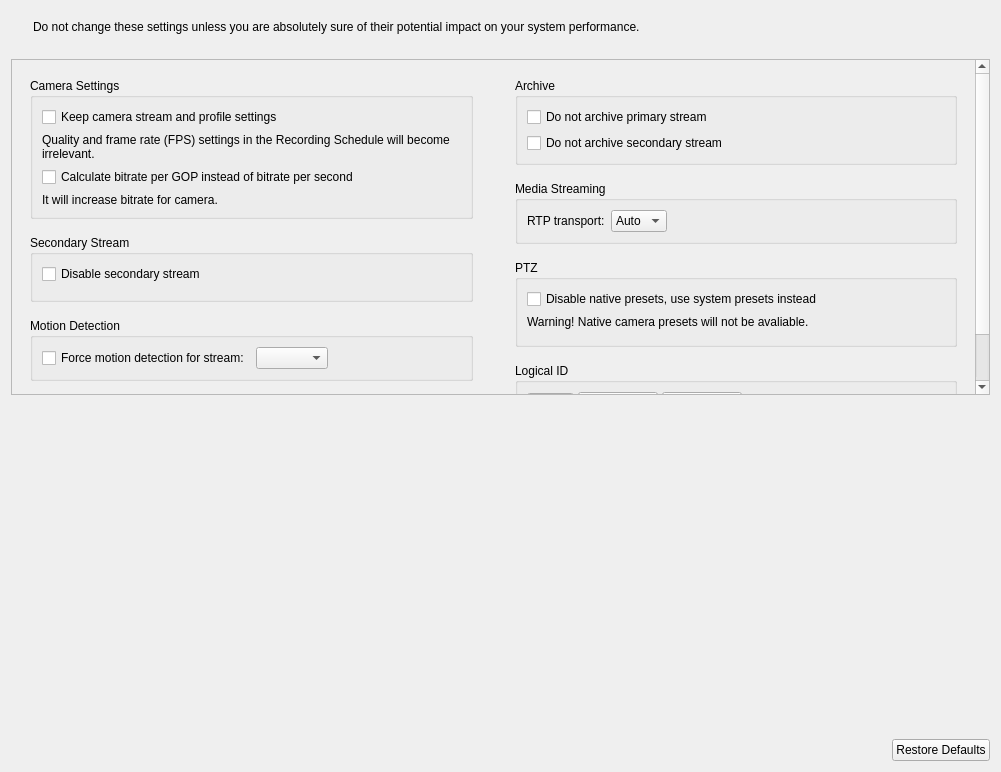
Before: the Qt Designer form client/nx_client_desktop/src/ui/widgets/properties/expert_settings_widget.ui in networkoptix/nx_open, drawn with Qt 5.
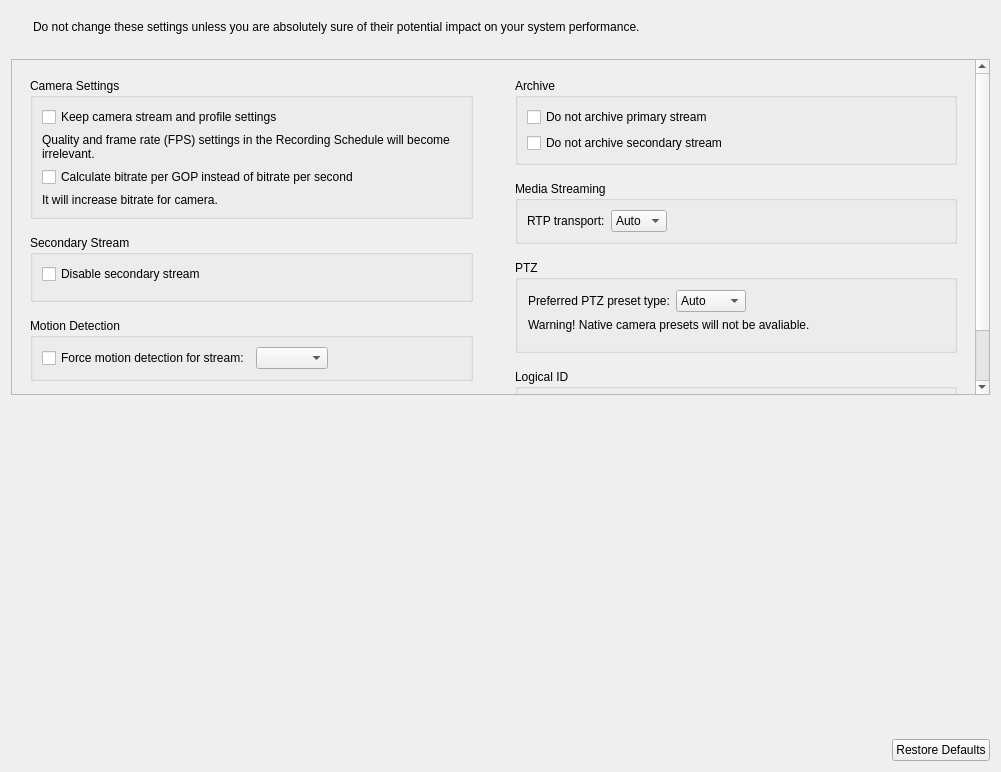
After: the same form once the commit is applied. Custom widgets are drawn as their Qt base class.

Commit message:
VMS-11573: Added possibility to choose between system and native presets
<==== Mercurial data ====>
Branch: vms_3.2

Patch:
```diff
--- a/client/nx_client_desktop/src/ui/widgets/properties/expert_settings_widget.ui
+++ b/client/nx_client_desktop/src/ui/widgets/properties/expert_settings_widget.ui
@@ -59,8 +59,8 @@
        <rect>
         <x>0</x>
         <y>0</y>
-        <width>967</width>
-        <height>422</height>
+        <width>956</width>
+        <height>443</height>
        </rect>
       </property>
       <layout class="QHBoxLayout" name="horizontalLayout_5" stretch="1,1">
@@ -389,34 +389,86 @@
             </property>
             <layout class="QVBoxLayout" name="verticalLayout_10">
              <item>
-              <widget class="QCheckBox" name="checkBoxDisableNativePtzPresets">
-               <property name="text">
-                <string>Disable native presets, use system presets instead</string>
-               </property>
-              </widget>
-             </item>
-             <item>
-              <widget class="QLabel" name="settingsDisableNativePtzWarningLabel">
-               <property name="text">
-                <string>Warning! Native camera presets will not be avaliable.</string>
-               </property>
-              </widget>
-             </item>
-             <item>
-              <widget class="QWidget" name="horizontalWidget_3" native="true">
-               <layout class="QHBoxLayout" name="horizontalLayout_8">
+              <widget class="QWidget" name="preferredPtzPresetTypeWidget" native="true">
+               <layout class="QVBoxLayout" name="preferredPtzPresetTypeLayout">
                 <property name="leftMargin">
-                 <number>0</number>
+                 <number>1</number>
                 </property>
                 <property name="topMargin">
-                 <number>0</number>
+                 <number>1</number>
                 </property>
-                <property name="rightMargin">
-                 <number>0</number>
-                </property>
-                <property name="bottomMargin">
-                 <number>0</number>
-                </property>
+                <item>
+                 <layout class="QHBoxLayout" name="horizontalLayout_8">
+                  <property name="topMargin">
+                   <number>0</number>
+                  </property>
+                  <item>
+                   <widget class="QLabel" name="preferredPtzPresetTypeLabel">
+                    <property name="text">
+                     <string>Preferred PTZ preset type:</string>
+                    </property>
+                   </widget>
+                  </item>
+                  <item>
+                   <widget class="QComboBox" name="preferredPtzPresetTypeComboBox">
+                    <property name="sizePolicy">
+                     <sizepolicy hsizetype="Preferred" vsizetype="Fixed">
+                      <horstretch>0</horstretch>
+                      <verstretch>0</verstretch>
+                     </sizepolicy>
+                    </property>
+                    <item>
+                     <property name="text">
+                      <string>Auto</string>
+                     </property>
+                    </item>
+                    <item>
+                     <property name="text">
+                      <string>System</string>
+                     </property>
+                    </item>
+                    <item>
+                     <property name="text">
+                      <string>Native</string>
+                     </property>
+                    </item>
+                   </widget>
+                  </item>
+                  <item>
+                   <spacer name="horizontalSpacer_5">
+                    <property name="orientation">
+                     <enum>Qt::Horizontal</enum>
+                    </property>
+                    <property name="sizeHint" stdset="0">
+                     <size>
+                      <width>40</width>
+                      <height>20</height>
+                     </size>
+                    </property>
+                   </spacer>
+                  </item>
+                 </layout>
+                </item>
+                <item>
+                 <widget class="QLabel" name="presetTypeLimitationsLabel">
+                  <property name="text">
+                   <string>Warning! Native camera presets will not be avaliable.</string>
+                  </property>
+                 </widget>
+                </item>
+                <item>
+                 <spacer name="verticalSpacer_4">
+                  <property name="orientation">
+                   <enum>Qt::Vertical</enum>
+                  </property>
+                  <property name="sizeHint" stdset="0">
+                   <size>
+                    <width>10</width>
+                    <height>0</height>
+                   </size>
+                  </property>
+                 </spacer>
+                </item>
                </layout>
               </widget>
              </item>
@@ -506,7 +558,7 @@
      </property>
      <property name="sizeHint" stdset="0">
       <size>
-       <width>20</width>
+       <width>10</width>
        <height>0</height>
       </size>
      </property>
```
Left out of the diff: 1 changed line with no effect on the pictures. The commit also changes 16 other files.
